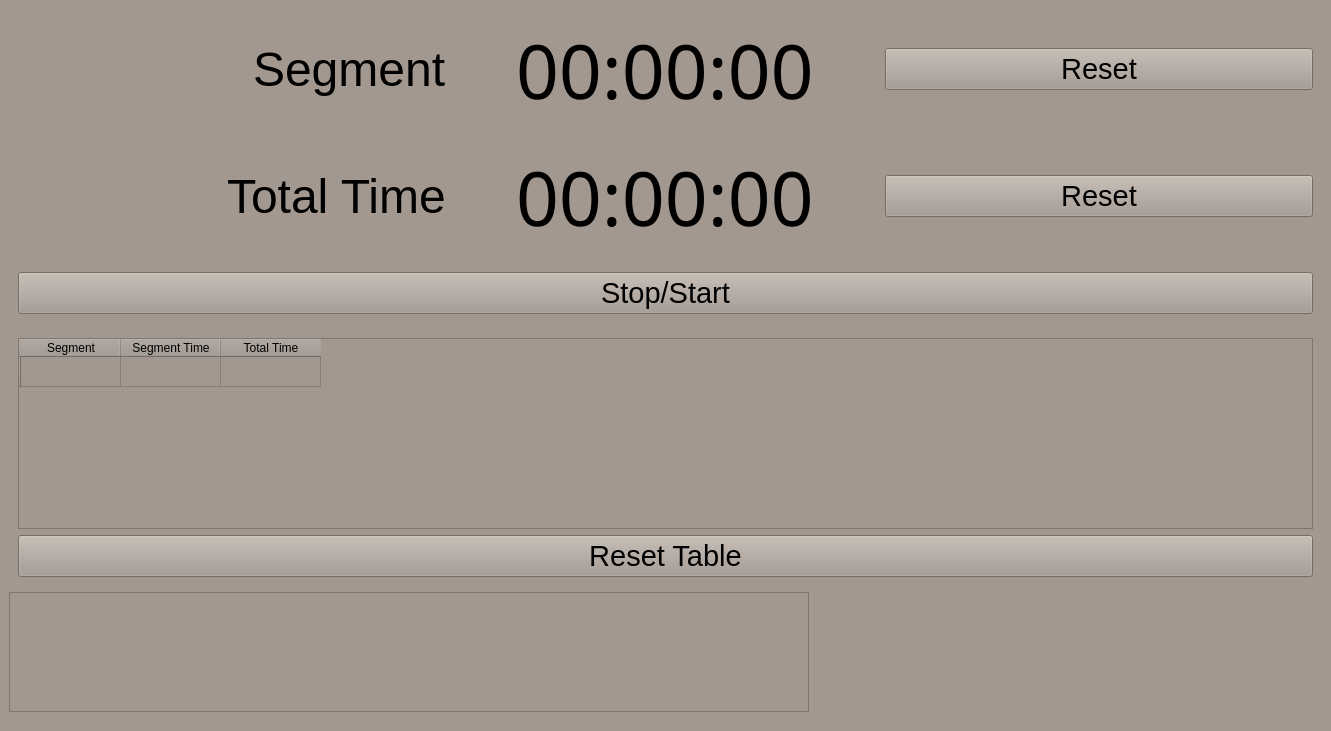
First picture: the form in TimerQT.ui, repository Static-SC/Timer_QT_Designer_PyQT6, before the edit.
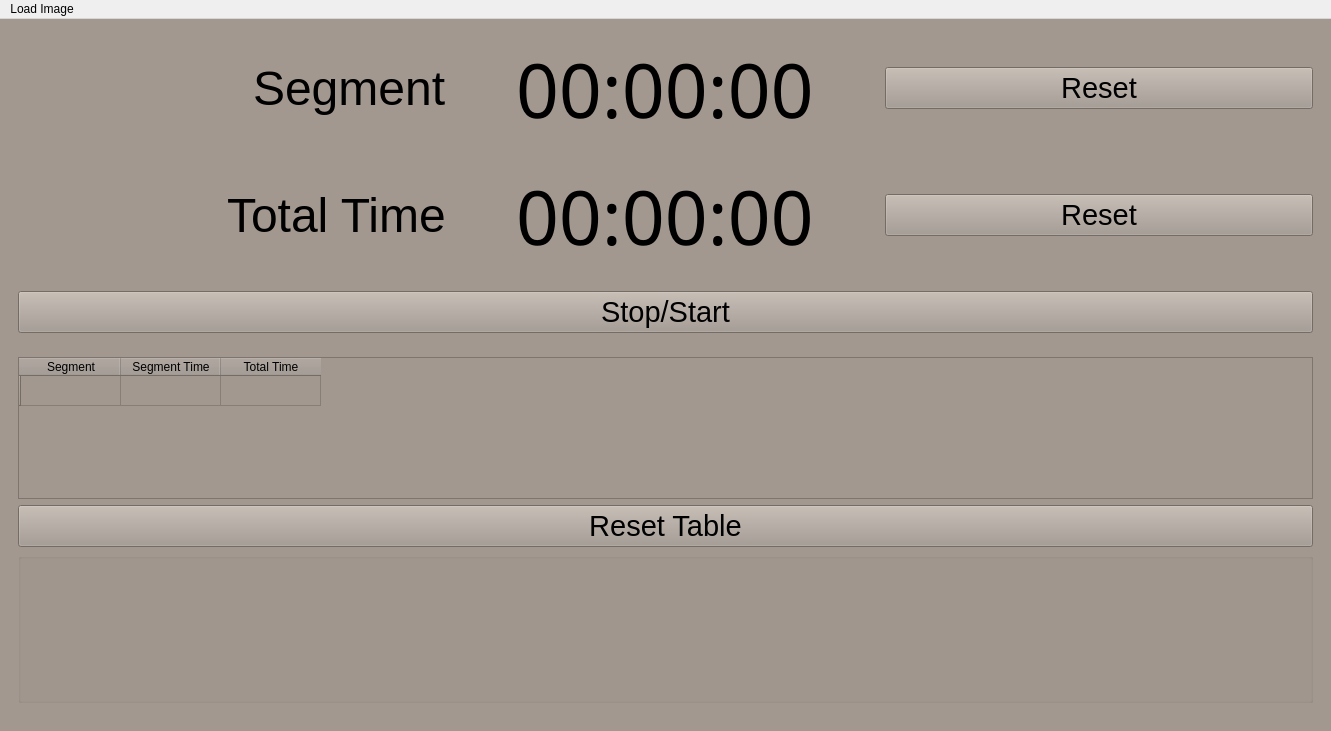
Second picture: the form after the edit. Icons and pictures are not drawn.

Commit message: Changes to be committed: 	new file:   Icons/FTX192.png 	new file:   Icons/FTX512.png 	new file:   Icons/FTX512logo.png 	new file:   Icons/GM_LOGO_Crop.png 	deleted:    Icons/GM_Logo_400x63.png 	deleted:    Icons/GravityMedia.jpg 	new file:   Icons/favicon.ico 	deleted:    Icons/gravity-media-logo-1920.png 	deleted:    Icons/timer RGB 63 59 56.jpg 	modified:   Resourse.qrc 	modified:   Timer1.py 	modified:   TimerQT.ui

```diff
--- a/TimerQT.ui
+++ b/TimerQT.ui
@@ -177,6 +177,13 @@
           <property name="text">
            <string>Segment</string>
           </property>
+          <property name="background">
+           <color alpha="0">
+            <red>0</red>
+            <green>0</green>
+            <blue>0</blue>
+           </color>
+          </property>
          </column>
          <column>
           <property name="text">
@@ -208,26 +215,29 @@
          </property>
         </widget>
        </item>
-      </layout>
-     </widget>
-    </item>
     <item>
-     <widget class="QGraphicsView" name="graphicsView">
+        <widget class="QGroupBox" name="groupBox">
       <property name="sizePolicy">
-       <sizepolicy hsizetype="Expanding" vsizetype="Expanding">
-        <horstretch>0</horstretch>
-        <verstretch>0</verstretch>
-       </sizepolicy>
-      </property>
-      <property name="maximumSize">
+          <sizepolicy hsizetype="Preferred" vsizetype="Preferred">
+           <horstretch>200</horstretch>
+           <verstretch>200</verstretch>
+          </sizepolicy>
+         </property>
+         <property name="minimumSize">
        <size>
-        <width>800</width>
-        <height>120</height>
+           <width>150</width>
+           <height>150</height>
        </size>
       </property>
       <property name="styleSheet">
-       <string notr="true"/>
-      </property>
+          <string notr="true">border-image: url(./Icons/GM_LOGO_Crop.png);</string>
+         </property>
+         <property name="title">
+          <string/>
+         </property>
+        </widget>
+       </item>
+      </layout>
      </widget>
     </item>
     <item>
@@ -248,7 +258,25 @@
     </item>
    </layout>
   </widget>
- </widget>
- <resources/>
+  <widget class="QMenuBar" name="menuBar">
+   <property name="geometry">
+    <rect>
+     <x>0</x>
+     <y>0</y>
+     <width>1331</width>
+     <height>22</height>
+    </rect>
+   </property>
+   <widget class="QMenu" name="menuLoad_Image">
+    <property name="title">
+     <string>Load Image</string>
+    </property>
+   </widget>
+   <addaction name="menuLoad_Image"/>
+  </widget>
+ </widget>
+ <resources>
+  <include location="Resourse.qrc"/>
+ </resources>
  <connections/>
 </ui>
```
Lines whose indentation alone changed are shown as unchanged. The commit also changes 11 other files.
